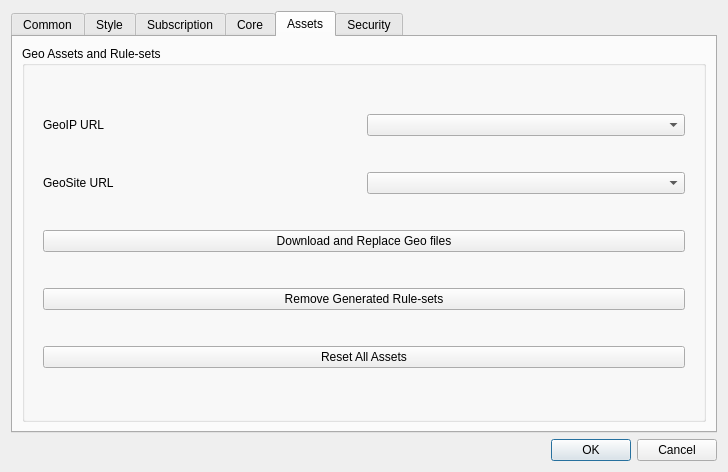
shengmo0210/Throne, file include/ui/setting/dialog_basic_settings.ui: the form before one commit.
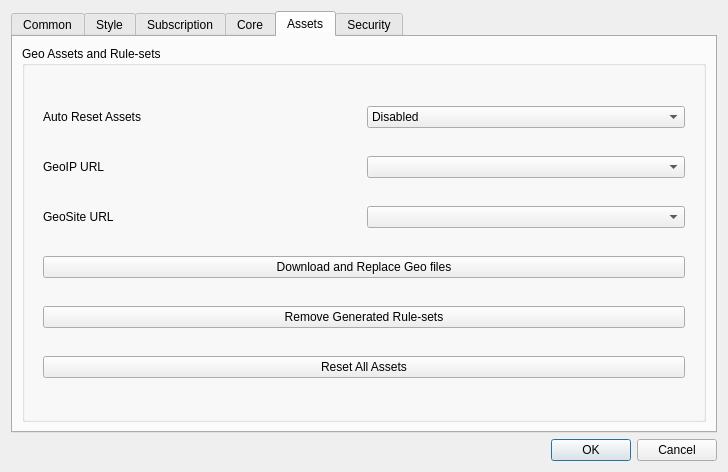
The form after the commit. The open tabs and pages were chosen to show the change. Custom widgets are drawn as their Qt base class.

Commit message: add auto reset assets feature

```diff
--- a/include/ui/setting/dialog_basic_settings.ui
+++ b/include/ui/setting/dialog_basic_settings.ui
@@ -765,6 +765,41 @@
           <item>
            <widget class="QWidget" name="widget" native="true">
             <layout class="QVBoxLayout" name="verticalLayout_9">
+             <item>
+              <layout class="QHBoxLayout" name="horizontalLayout_12">
+               <item>
+                <widget class="QLabel" name="label_19">
+                 <property name="text">
+                  <string>Auto Reset Assets</string>
+                 </property>
+                </widget>
+               </item>
+               <item>
+                <widget class="QComboBox" name="auto_reset">
+                 <item>
+                  <property name="text">
+                   <string>Disabled</string>
+                  </property>
+                 </item>
+                 <item>
+                  <property name="text">
+                   <string>Every Day</string>
+                  </property>
+                 </item>
+                 <item>
+                  <property name="text">
+                   <string>Every 3 Days</string>
+                  </property>
+                 </item>
+                 <item>
+                  <property name="text">
+                   <string>Every Week</string>
+                  </property>
+                 </item>
+                </widget>
+               </item>
+              </layout>
+             </item>
              <item>
               <layout class="QHBoxLayout" name="horizontalLayout_11">
                <item>
```
The commit also changes 6 other files.
